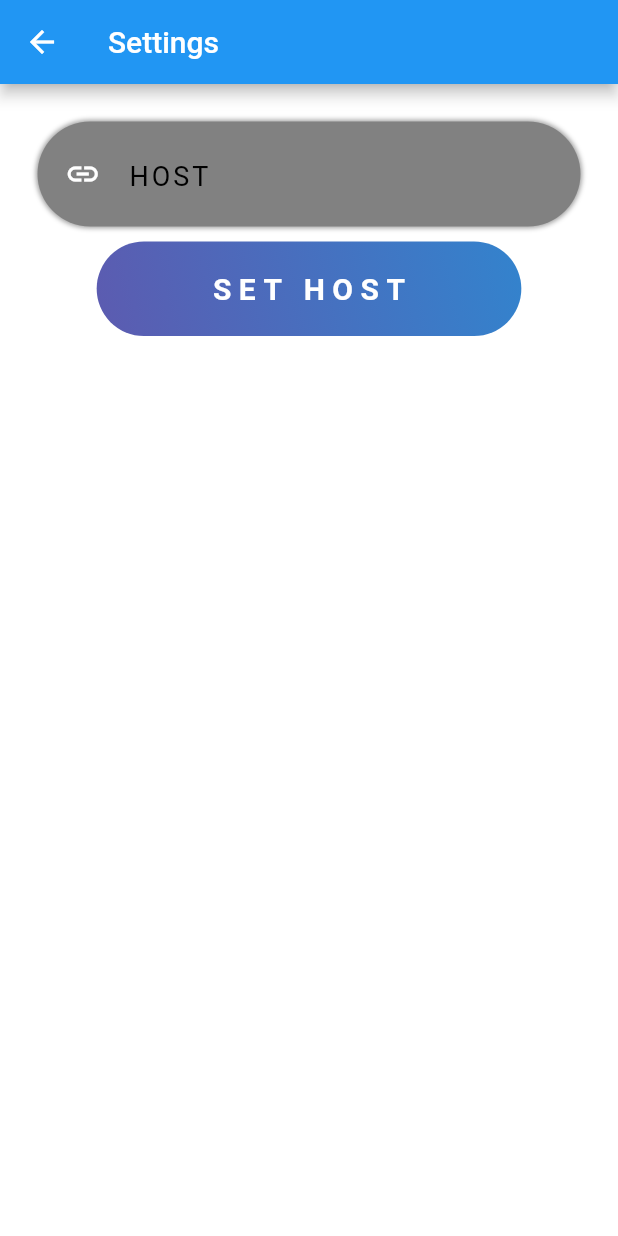
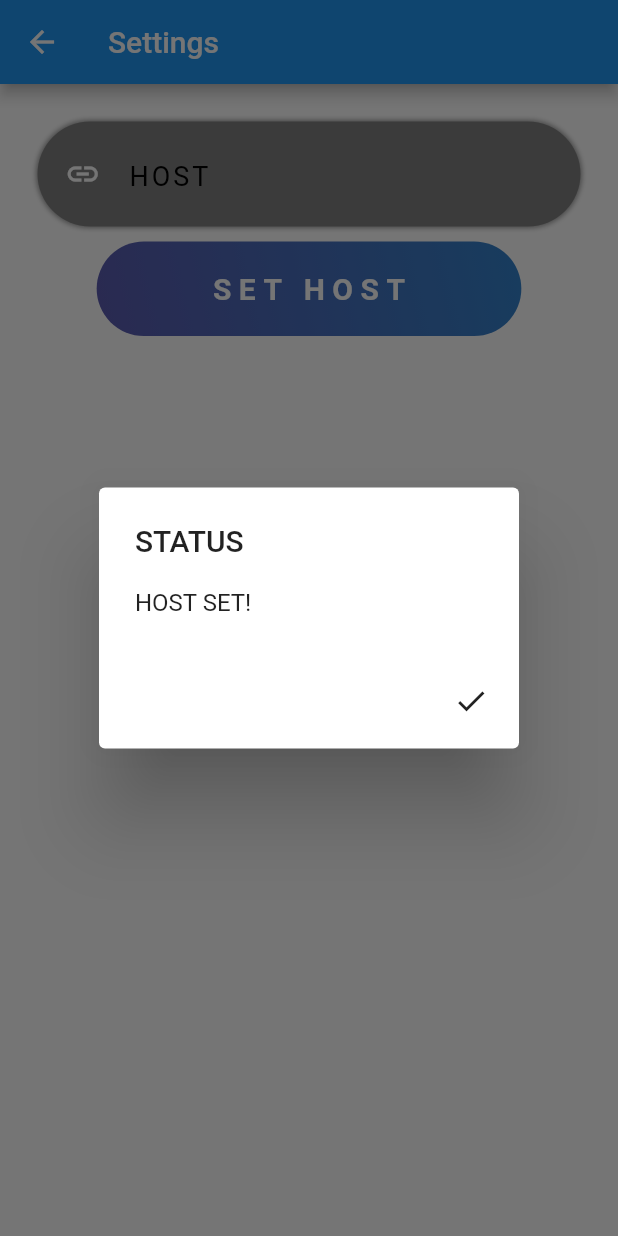
Before and after one commit to S-Akhilesh/PMS_NEW, a Flutter app: the Settings screen opened directly, after a tap on "SET HOST", on a phone screen of 412 x 824 dp. Run offline on Flutter 3.47's test engine with Material 2 defaults, Android fonts, the phone set to English and light mode, and no system bars; our stand-ins replace animated_text_kit, shared_preferences; missing offline and left inert: barcode_scan, esc_pos_printer, nfc_in_flutter; accounts and stored records are empty; network calls fail.

Commit message:
All Done.

```diff
--- a/lib/Open.dart
+++ b/lib/Open.dart
@@ -76,7 +76,7 @@ class _SplashScreenState extends State<SplashScreen> {
   }
 
   void startTimer() {
-    Timer(Duration(seconds: 5), () {
+    Timer(Duration(seconds: 3), () {
       navigateUser(); //It will redirect  after 3 seconds
     });
   }
--- a/lib/Printing/bluetoothprintercheckout.dart
+++ b/lib/Printing/bluetoothprintercheckout.dart
@@ -27,6 +27,7 @@ class BluetoothPrintCheckOutState extends State<BluetoothPrintCheckOut> {
       fee,
       ticketnumber,
       outdate;
+  // ignore: non_constant_identifier_names
   CoutWidgets Cout = new CoutWidgets();
   PrinterBluetoothManager printerManager = PrinterBluetoothManager();
   List<PrinterBluetooth> _devices = [];
--- a/lib/adminpages/Settings.dart
+++ b/lib/adminpages/Settings.dart
@@ -8,7 +8,9 @@ class Settings extends StatefulWidget {
   @override
   _SettingsState createState() => _SettingsState();
 }
+
 TextEditingController cHost = TextEditingController();
+
 class _SettingsState extends State<Settings> {
   FlagSetState FlagsSet = new FlagSetState();
 
@@ -230,9 +232,27 @@ class _SettingsState extends State<Settings> {
               ),
               FlatButton(
                 onPressed: () async {
-                    urls = cHost.text;
-                    SharedPreferences prefs = await SharedPreferences.getInstance();
-                    prefs.setString("host",urls);
+                  urls = cHost.text;
+                  SharedPreferences prefs = await SharedPreferences
+                      .getInstance();
+                  prefs.setString("host", urls);
+                  showDialog(
+                      context: context,
+                      builder: (_)
+                  =>
+                      AlertDialog(
+                        title: Text("STATUS"),
+                        content: Text("HOST SET!"),
+                        actions: [
+                          IconButton(
+                            icon: Icon(Icons.check),
+                            onPressed: () {
+                              Navigator.of(context).pop();
+                            },
+                          ),
+                        ],
+                      )
+                  );
                 },
                 child: Container(
                   decoration: BoxDecoration(
--- a/lib/userstart.dart
+++ b/lib/userstart.dart
@@ -40,6 +40,7 @@ class _UserStartPageState extends State<UserStartPage> {
       onWillPop: () => showDialog<bool>(
         context: context,
         builder: (c) => AlertDialog(
+          elevation: 10,
           title: Text('Warning'),
           content: Text('Do you really want to Logout?'),
           actions: [
```
Also changed, not shown: lib/UserPages2.0/checkin.dart (+5 -7 lines), lib/adminpages/AdminDashboard.dart (+19 -3 lines).
